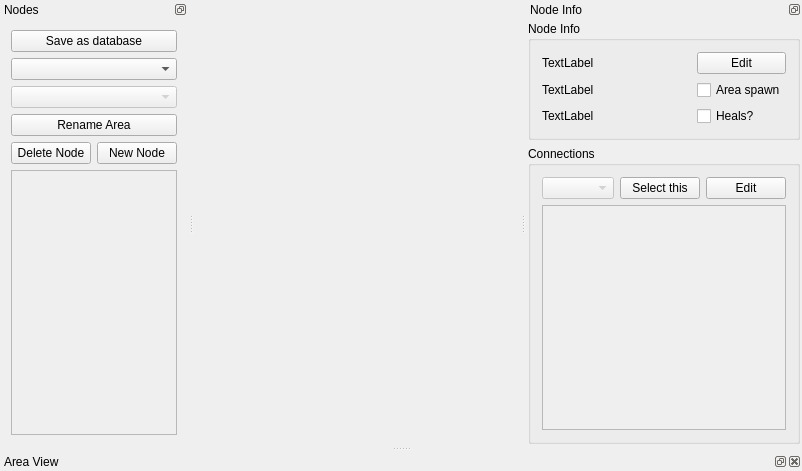
Above: randovania/gui/ui_files/data_editor.ui from randovania/randovania before the change. Below: the same form after it.
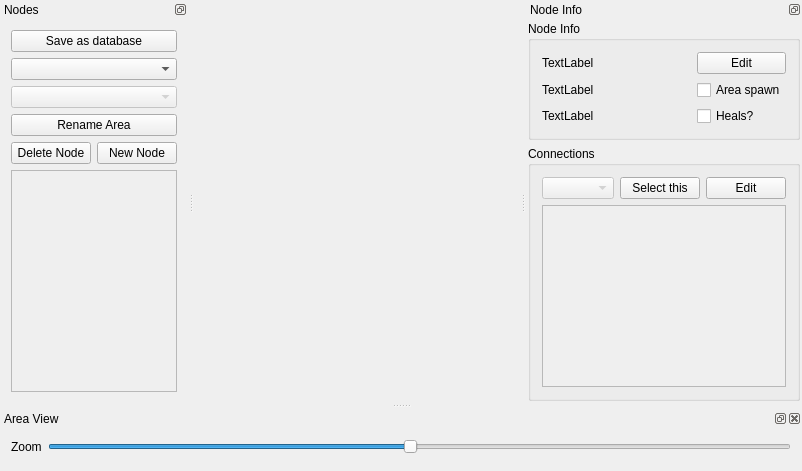
That is the form after the change. Custom widgets are drawn as their Qt base class.

Commit message:
Zoom in and zoom out feature for data visualizer (data editor canvas) (#3885)
* Zoom in and zoom out feature for data visualizer (data editor canvas)

* Added slider for zoom in and zoom out

* Some further work on zoom. Use it now as an additonal_zoom to the already existing scale

* Use old indentation

```diff
--- a/randovania/gui/ui_files/data_editor.ui
+++ b/randovania/gui/ui_files/data_editor.ui
@@ -86,8 +86,8 @@
          <rect>
           <x>0</x>
           <y>0</y>
-          <width>166</width>
-          <height>239</height>
+          <width>156</width>
+          <height>193</height>
          </rect>
         </property>
         <layout class="QVBoxLayout" name="nodes_scroll_layout">
@@ -242,8 +242,8 @@
             <rect>
              <x>0</x>
              <y>0</y>
-             <width>235</width>
-             <height>204</height>
+             <width>229</width>
+             <height>171</height>
             </rect>
            </property>
           </widget>
@@ -263,16 +263,46 @@
    </widget>
   </widget>
   <widget class="QDockWidget" name="area_view_dock">
-   <property name="features">
-    <set>QDockWidget::AllDockWidgetFeatures</set>
-   </property>
    <property name="windowTitle">
     <string>Area View</string>
    </property>
    <attribute name="dockWidgetArea">
     <number>8</number>
    </attribute>
-   <widget class="DataEditorCanvas" name="area_view_canvas"/>
+   <widget class="QWidget" name="area_view_content">
+    <layout class="QVBoxLayout" name="verticalLayout_2">
+     <item>
+      <layout class="QHBoxLayout" name="zoom_group">
+       <item>
+        <widget class="QLabel" name="zoom_label">
+         <property name="text">
+          <string>Zoom</string>
+         </property>
+        </widget>
+       </item>
+       <item>
+        <widget class="QSlider" name="zoom_slider">
+         <property name="minimum">
+          <number>1</number>
+         </property>
+         <property name="maximum">
+          <number>40</number>
+         </property>
+         <property name="value">
+          <number>20</number>
+         </property>
+         <property name="orientation">
+          <enum>Qt::Horizontal</enum>
+         </property>
+        </widget>
+       </item>
+      </layout>
+     </item>
+     <item>
+      <widget class="DataEditorCanvas" name="area_view_canvas" native="true"/>
+     </item>
+    </layout>
+   </widget>
   </widget>
  </widget>
  <layoutdefault spacing="6" margin="11"/>
```
The commit also changes 2 other files.
